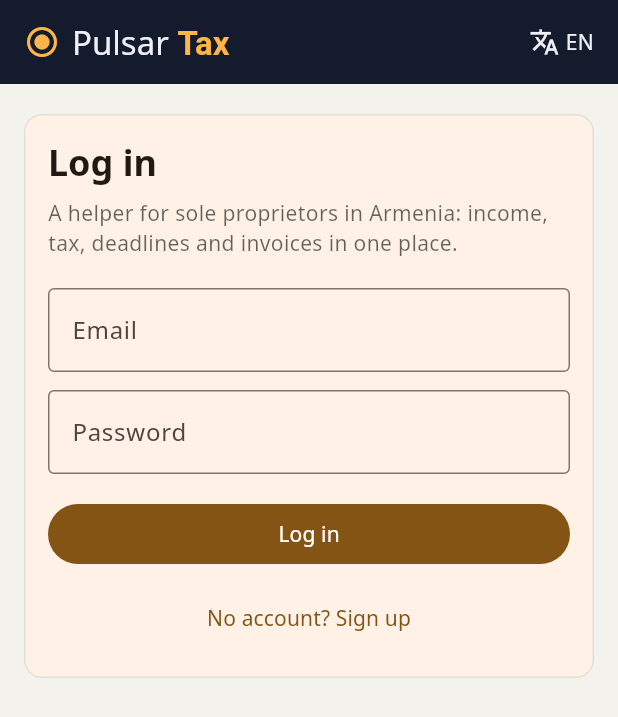
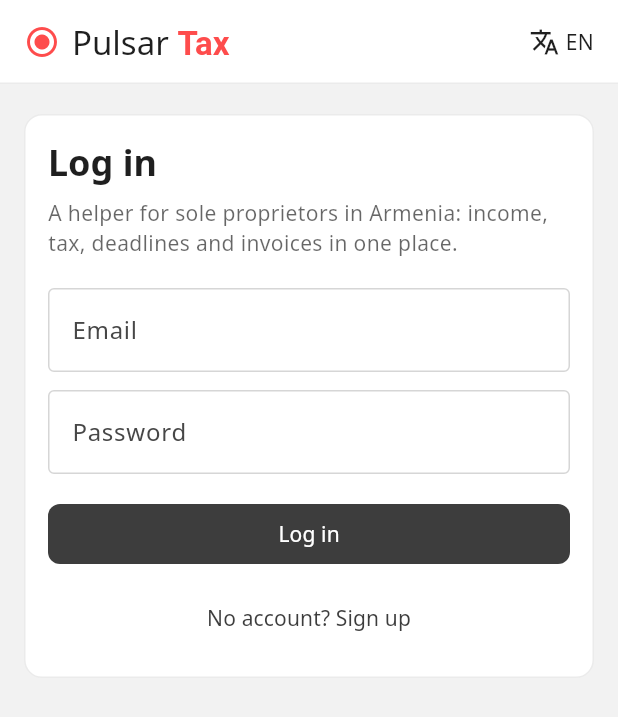
Before and after one commit to mench0/pulsar-tax-web, a Flutter app: the screen it shows after launch, on a phone screen of 412 x 824 dp. Shown: the top 717 px of the screen. Run offline on Flutter 3.47's test engine with Material 3 defaults, Android fonts, the phone set to English and light mode, and no system bars; our stand-ins replace file_picker, flutter_secure_storage, pdf, printing, share_plus; network calls fail.

Commit message:
Цвета в стиле продуктов Контура
Палитра взята из дизайн-системы Kontur UI (пакет @skbkontur/colors):
- шапка, нижние вкладки и боковая панель белые (в тёмной теме #292929)
  с тонкой линией;
- фирменный красный #FE4C4C — только знак и «Tax» в логотипе;
- основные кнопки и выбранная вкладка графитовые #3D3D3D (в тёмной
  теме #F2F2F2), скругление 8;
- фон #F2F2F2 (#1F1F1F), карточки белые (#333333), рамки
  rgba(0,0,0,.16);
- статусы: заливки #00A948 / #F63B40 / #FFBE3D, текст #1C8A3F /
  #CC2626 / #D26E00.
PDF счёта переведён на те же нейтральные цвета.

Проверено скриншотами в светлой и тёмной теме, на телефоне и широком
экране; flutter analyze и flutter test (14 из 14) проходят.

Co-Authored-By: Claude Opus 5.5 <noreply@anthropic.com>
Claude-Session: https://claude.ai/code/session_01WbmmsBtsGXXsb1MNzbj1RD

```diff
--- a/lib/main.dart
+++ b/lib/main.dart
@@ -21,22 +21,62 @@ class PulsarApp extends StatelessWidget {
 
   final AppState state;
 
+  /// Тема в стиле продуктов Контура: белая шапка, графитовые кнопки, светло-серый фон, белые карточки.
   static ThemeData theme(Brightness b) {
-    final scheme = ColorScheme.fromSeed(seedColor: Brand.amberDeep, brightness: b);
+    final light = b == Brightness.light;
+    final accent = light ? Brand.accent : Brand.accentDark;
+    final onAccent = light ? Colors.white : Colors.black;
+    final text = light ? Brand.text : Brand.textDark;
+    final line = light ? Brand.line : Brand.lineDark;
+    final surface = light ? Brand.surface : Brand.surfaceDark;
+    final selected = light ? const Color(0xFFE6E6E6) : const Color(0xFF4D4D4D);
+    final scheme = ColorScheme.fromSeed(seedColor: Brand.accent, brightness: b, dynamicSchemeVariant: DynamicSchemeVariant.monochrome)
+        .copyWith(
+      primary: accent,
+      onPrimary: onAccent,
+      secondaryContainer: selected,
+      onSecondaryContainer: text,
+      error: Brand.badFill,
+      surface: surface,
+      onSurface: text,
+      outline: light ? const Color(0x29000000) : const Color(0x29FFFFFF),
+      outlineVariant: line,
+    );
+    final rounded = RoundedRectangleBorder(borderRadius: BorderRadius.circular(8));
     return ThemeData(
       colorScheme: scheme,
       useMaterial3: true,
       fontFamily: 'NotoSans',
       fontFamilyFallback: const ['NotoSansArmenian'],
-      scaffoldBackgroundColor: b == Brightness.light ? const Color(0xFFF4F2EC) : const Color(0xFF0E1322),
-      appBarTheme: const AppBarTheme(backgroundColor: Brand.ink, foregroundColor: Color(0xFFEEF0F6)),
+      scaffoldBackgroundColor: light ? Brand.background : Brand.backgroundDark,
+      appBarTheme: AppBarTheme(
+        backgroundColor: light ? Brand.surface : Brand.headerDark,
+        foregroundColor: text,
+        surfaceTintColor: Colors.transparent,
+        elevation: 0,
+        scrolledUnderElevation: 0,
+        shape: Border(bottom: BorderSide(color: line)),
+      ),
+      navigationBarTheme: NavigationBarThemeData(
+        backgroundColor: light ? Brand.surface : Brand.headerDark,
+        indicatorColor: selected,
+        surfaceTintColor: Colors.transparent,
+      ),
+      navigationRailTheme: NavigationRailThemeData(
+        backgroundColor: light ? Brand.surface : Brand.headerDark,
+        indicatorColor: selected,
+      ),
       cardTheme: CardThemeData(
         elevation: 0,
-        shape: RoundedRectangleBorder(
-          borderRadius: BorderRadius.circular(12),
-          side: BorderSide(color: b == Brightness.light ? const Color(0xFFE3DFD5) : const Color(0xFF262E45)),
-        ),
+        color: surface,
+        surfaceTintColor: Colors.transparent,
+        shape: RoundedRectangleBorder(borderRadius: BorderRadius.circular(12), side: BorderSide(color: line)),
       ),
+      filledButtonTheme: FilledButtonThemeData(style: FilledButton.styleFrom(shape: rounded)),
+      outlinedButtonTheme: OutlinedButtonThemeData(style: OutlinedButton.styleFrom(shape: rounded, foregroundColor: text)),
+      textButtonTheme: TextButtonThemeData(style: TextButton.styleFrom(shape: rounded, foregroundColor: accent)),
+      dividerTheme: DividerThemeData(color: line),
+      progressIndicatorTheme: ProgressIndicatorThemeData(color: accent),
     );
   }
 
--- a/lib/ui/common.dart
+++ b/lib/ui/common.dart
@@ -5,12 +5,37 @@ import '../core/api.dart';
 import '../core/app_state.dart';
 
 /// Цвета бренда: тёмно-синий, янтарный, зелёный и красный для статусов.
+/// Цвета в стиле продуктов Контура (дизайн-система Kontur UI, пакет @skbkontur/colors).
 class Brand {
-  static const ink = Color(0xFF141B2D);
-  static const amber = Color(0xFFFFB547);
-  static const amberDeep = Color(0xFFE8930C);
-  static const ok = Color(0xFF1F8A5B);
-  static const bad = Color(0xFFC2362F);
+  /// Основной цвет действий: кнопки, выбранная вкладка (shapeBoldAccent).
+  static const accent = Color(0xFF3D3D3D);
+  static const accentDark = Color(0xFFF2F2F2);
+
+  /// Фирменный красный — только знак и логотип (shapeBoldBrandOriginal).
+  static const red = Color(0xFFFE4C4C);
+
+  /// Статусы для текста и значков: читаются и на светлом, и на тёмном фоне.
+  static const ok = Color(0xFF1C8A3F);
+  static const bad = Color(0xFFCC2626);
+  static const warning = Color(0xFFD26E00);
+
+  /// Заливки статусов: шкалы и метки (shapeBoldSuccess / Error / Warning).
+  static const okFill = Color(0xFF00A948);
+  static const badFill = Color(0xFFF63B40);
+  static const warningFill = Color(0xFFFFBE3D);
+
+  /// Фон и поверхности (surfaceLow / surfaceHigh), светлая и тёмная тема.
+  static const background = Color(0xFFF2F2F2);
+  static const backgroundDark = Color(0xFF1F1F1F);
+  static const surface = Color(0xFFFFFFFF);
+  static const surfaceDark = Color(0xFF333333);
+  static const headerDark = Color(0xFF292929);
+
+  /// Текст (textNeutralHeavy) и тонкие линии (lineNeutralFaint).
+  static const text = Color(0xE0000000);
+  static const textDark = Color(0xF5FFFFFF);
+  static const line = Color(0x14000000);
+  static const lineDark = Color(0x14FFFFFF);
 }
 
 /// Сообщение внизу экрана.
@@ -19,7 +44,7 @@ void toast(BuildContext context, String message, {bool error = false}) {
     ..hideCurrentSnackBar()
     ..showSnackBar(SnackBar(
       content: Text(message),
-      backgroundColor: error ? Brand.bad : null,
+      backgroundColor: error ? Brand.badFill : null,
       behavior: SnackBarBehavior.floating,
     ));
 }
@@ -187,7 +212,7 @@ class Notice extends StatelessWidget {
 
   @override
   Widget build(BuildContext context) {
-    final color = bad ? Brand.bad : Brand.amberDeep;
+    final color = bad ? Brand.bad : Brand.warning;
     return Padding(
       padding: const EdgeInsets.only(bottom: 12),
       child: InkWell(
--- a/lib/ui/import_screen.dart
+++ b/lib/ui/import_screen.dart
@@ -272,7 +272,7 @@ class _ImportScreenState extends State<ImportScreen> {
         ]),
         trailing: Chip(
           label: Text(s.tr('imp.status.${r.status.name}')),
-          backgroundColor: (income ? Brand.ok : Brand.amberDeep).withValues(alpha: .12),
+          backgroundColor: (income ? Brand.okFill : Brand.warningFill).withValues(alpha: .12),
           visualDensity: VisualDensity.compact,
         ),
       ),
--- a/lib/ui/invoice_pdf.dart
+++ b/lib/ui/invoice_pdf.dart
@@ -15,7 +15,7 @@ Future<Uint8List> invoicePdf(Map<String, dynamic> inv, Map<String, dynamic> prof
     bold: await font('NotoSans-Bold'),
     fontFallback: [await font('NotoSansArmenian-Regular'), await font('NotoSansArmenian-Bold')],
   );
-  final muted = PdfColor.fromInt(0xFF5D6475);
+  final muted = PdfColor.fromInt(0xFF757575);
   final small = pw.TextStyle(fontSize: 9, color: muted);
   final items = (inv['items'] as List).cast<Map<String, dynamic>>();
   final paid = inv['status'] == 'PAID';
@@ -50,7 +50,7 @@ Future<Uint8List> invoicePdf(Map<String, dynamic> inv, Map<String, dynamic> prof
           ]),
         ),
         pw.Text(paid ? tr('invs.paid') : tr('inv.waiting'),
-            style: pw.TextStyle(color: paid ? PdfColor.fromInt(0xFF1F8A5B) : muted, fontWeight: pw.FontWeight.bold)),
+            style: pw.TextStyle(color: paid ? PdfColor.fromInt(0xFF1C8A3F) : muted, fontWeight: pw.FontWeight.bold)),
       ]),
       pw.SizedBox(height: 24),
       pw.Row(crossAxisAlignment: pw.CrossAxisAlignment.start, children: [
@@ -80,7 +80,7 @@ Future<Uint8List> invoicePdf(Map<String, dynamic> inv, Map<String, dynamic> prof
         headerDecoration: const pw.BoxDecoration(),
         cellAlignments: {0: pw.Alignment.centerLeft, 2: pw.Alignment.centerRight, 3: pw.Alignment.centerRight, 4: pw.Alignment.centerRight},
         columnWidths: {0: const pw.FixedColumnWidth(24), 1: const pw.FlexColumnWidth(4)},
-        border: pw.TableBorder(horizontalInside: pw.BorderSide(color: PdfColor.fromInt(0xFFE3DFD5))),
+        border: pw.TableBorder(horizontalInside: pw.BorderSide(color: PdfColor.fromInt(0xFFE0E0E0))),
       ),
       pw.SizedBox(height: 16),
       pw.Align(
--- a/lib/ui/invoices_screen.dart
+++ b/lib/ui/invoices_screen.dart
@@ -68,7 +68,7 @@ class StatusChip extends StatelessWidget {
     final tr = AppScope.of(context).tr;
     return Chip(
       label: Text(paid ? tr('invs.paid') : tr(long ? 'inv.waiting' : 'invs.waiting')),
-      backgroundColor: (paid ? Brand.ok : Brand.amberDeep).withValues(alpha: .12),
+      backgroundColor: (paid ? Brand.okFill : Brand.warningFill).withValues(alpha: .12),
       visualDensity: VisualDensity.compact,
     );
   }
--- a/lib/ui/overview_screen.dart
+++ b/lib/ui/overview_screen.dart
@@ -49,7 +49,7 @@ class _Overview extends StatelessWidget {
     final needsSetup = (profile['name'] as String).isEmpty;
     final status = s['thresholdStatus'];
     final percent = ((Fmt.toNum(s['thresholdPercent']) ?? 0) / 100).clamp(0.0, 1.0).toDouble();
-    final meterColor = status == 'EXCEEDED' ? Brand.bad : status == 'WARNING' ? Brand.amberDeep : Brand.ok;
+    final meterColor = status == 'EXCEEDED' ? Brand.badFill : status == 'WARNING' ? Brand.warningFill : Brand.okFill;
     final warnings = (s['warnings'] as List).cast<Map<String, dynamic>>();
     final deadlines = (s['deadlines'] as List).cast<Map<String, dynamic>>();
     final quarters = (s['quarters'] as List).cast<Map<String, dynamic>>();
@@ -125,7 +125,7 @@ class _Overview extends StatelessWidget {
                   SizedBox(
                     width: 96,
                     child: Text(d['date'] == null ? '—' : Fmt.date(d['date'] as String),
-                        style: const TextStyle(color: Brand.amberDeep, fontWeight: FontWeight.w600)),
+                        style: const TextStyle(color: Brand.warning, fontWeight: FontWeight.w600)),
                   ),
                   Expanded(child: Text(deadlineText(tr, d))),
                 ]),
--- a/lib/ui/shell.dart
+++ b/lib/ui/shell.dart
@@ -89,13 +89,13 @@ class BrandTitle extends StatelessWidget {
   @override
   Widget build(BuildContext context) {
     return Row(mainAxisSize: MainAxisSize.min, children: [
-      const Icon(Icons.radio_button_checked, color: Brand.amber),
+      const Icon(Icons.radio_button_checked, color: Brand.red),
       const SizedBox(width: 8),
       Flexible(
         child: Text.rich(
           TextSpan(children: [
             const TextSpan(text: 'Pulsar '),
-            TextSpan(text: 'Tax', style: TextStyle(color: Brand.amber, fontWeight: FontWeight.w600)),
+            TextSpan(text: 'Tax', style: TextStyle(color: Brand.red, fontWeight: FontWeight.w600)),
           ]),
           overflow: TextOverflow.ellipsis,
         ),
```
